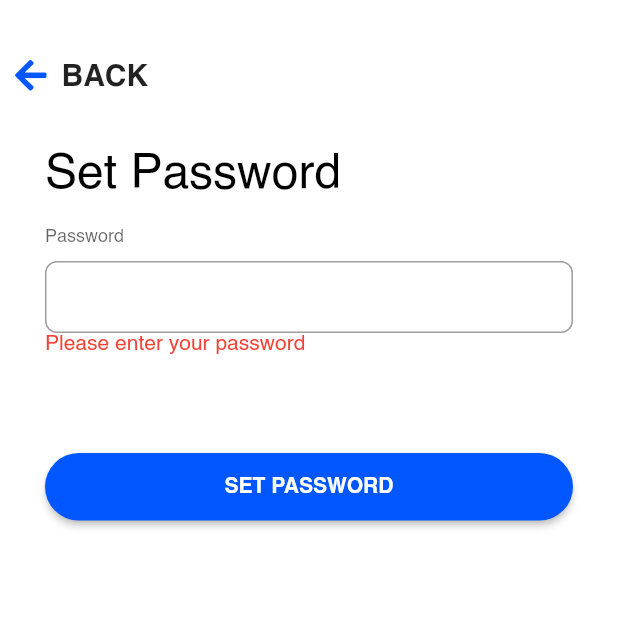
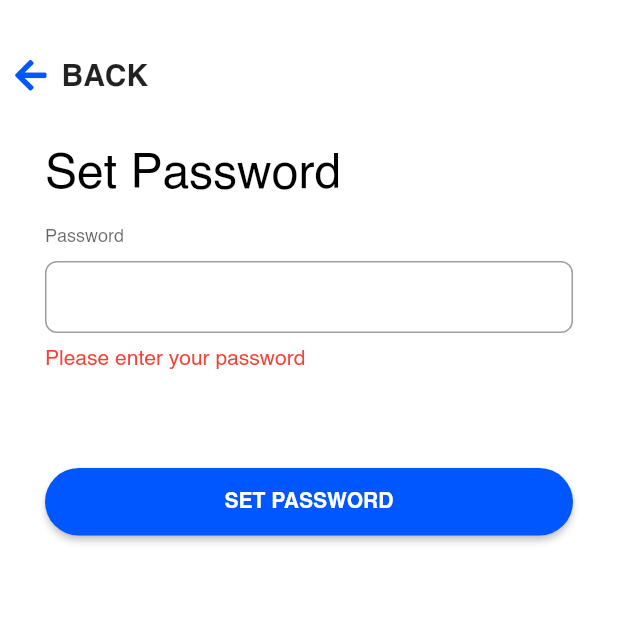
Before and after one commit to DouglasHorn/epios, a Flutter app: the SetPasswordPage screen opened directly, after a tap on "SET PASSWORD", on a phone screen of 412 x 824 dp, the top half of it. Run offline on Flutter 3.47's test engine with Material 2 defaults, Android fonts, the phone set to English and light mode, and no system bars; our stand-ins replace flutter_svg, font_awesome_flutter, shared_preferences; missing offline and left inert: encrypt, eosdart, qrscan; accounts and stored records are empty.

Commit message:
added inline message

```diff
--- a/mobile/lib/pgaes/authentication.page/setPassword.page/setPassword.page.dart
+++ b/mobile/lib/pgaes/authentication.page/setPassword.page/setPassword.page.dart
@@ -1,4 +1,5 @@
 import 'package:epios/commons/global.dart';
+import 'package:epios/components/inlineMessage.component.dart';
 import 'package:epios/models/account.model.dart';
 import 'package:epios/services/storage.service.dart';
 import 'package:flutter/material.dart';
@@ -19,7 +20,7 @@
 
 class _SetPasswordPageState extends State<SetPasswordPage> {
   final TextEditingController _passwordController = TextEditingController();
-  String _message;
+  InlineMessageModel _message;
   @override
   Widget build(BuildContext context) {
     return Scaffold(
@@ -56,10 +57,7 @@
               decoration: InputDecoration(
               ),
             ),
-            SizedBox(
-              height: 30,
-              child: _message!=null ? Text(_message,style: const TextStyle(color: Colors.red),):null,
-            ),
+            InlineMessage(model: _message),
             // sized_20,
             // Text("Email",style: textHeaderStyle,),
             // sized_10,
@@ -88,7 +86,7 @@
   void _onSetPasswrodPressed(){
     if(_passwordController.text.isEmpty){
       setState(() {
-        _message = "Please enter your password";
+        _message = InlineMessageModel.error(message: "Please enter your password");
       });
       return;
     }
```
